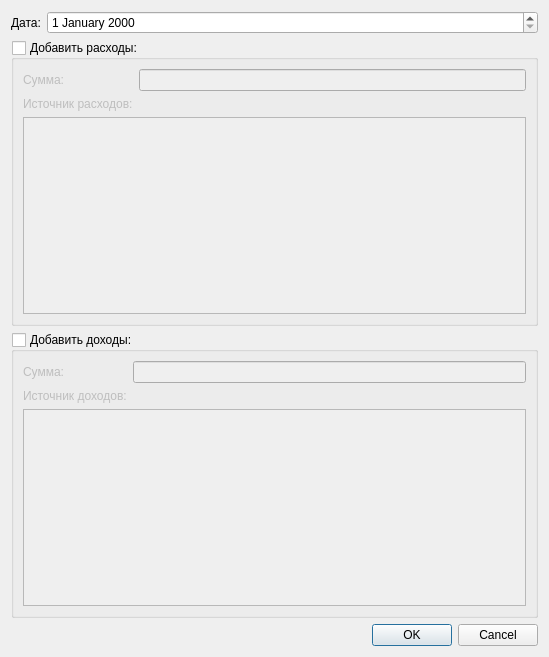
This is src/MyWallet/adddialog.ui in dimv36/MyWallet as Qt 5 draws it before an edit. The edited form follows.
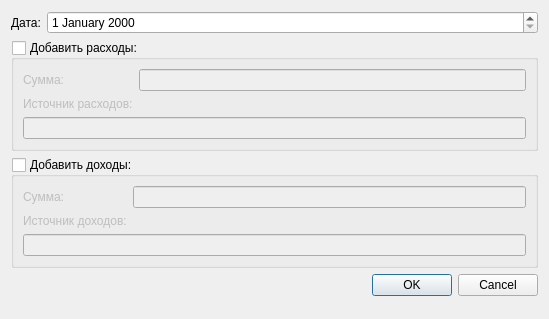
This is the edited form.

Diff of the .ui file:
```diff
--- a/src/MyWallet/adddialog.ui
+++ b/src/MyWallet/adddialog.ui
@@ -10,7 +10,7 @@
     <x>0</x>
     <y>0</y>
     <width>549</width>
-    <height>657</height>
+    <height>319</height>
    </rect>
   </property>
   <property name="sizePolicy">
@@ -58,6 +58,9 @@
       <bool>false</bool>
      </property>
      <layout class="QFormLayout" name="_rest_layout">
+      <property name="fieldGrowthPolicy">
+       <enum>QFormLayout::AllNonFixedFieldsGrow</enum>
+      </property>
       <item row="0" column="0">
        <widget class="QLabel" name="_label_output">
         <property name="text">
@@ -76,7 +79,7 @@
        </widget>
       </item>
       <item row="2" column="0" colspan="2">
-       <widget class="QPlainTextEdit" name="_output_descripton"/>
+       <widget class="QLineEdit" name="_output_description"/>
       </item>
      </layout>
     </widget>
@@ -96,6 +99,9 @@
       <bool>false</bool>
      </property>
      <layout class="QFormLayout" name="_income_layout">
+      <property name="fieldGrowthPolicy">
+       <enum>QFormLayout::AllNonFixedFieldsGrow</enum>
+      </property>
       <item row="0" column="0">
        <widget class="QLabel" name="_label_input">
         <property name="text">
@@ -114,7 +120,7 @@
        </widget>
       </item>
       <item row="2" column="0" colspan="2">
-       <widget class="QTextEdit" name="_input_description"/>
+       <widget class="QLineEdit" name="_input_description"/>
       </item>
      </layout>
     </widget>
```
